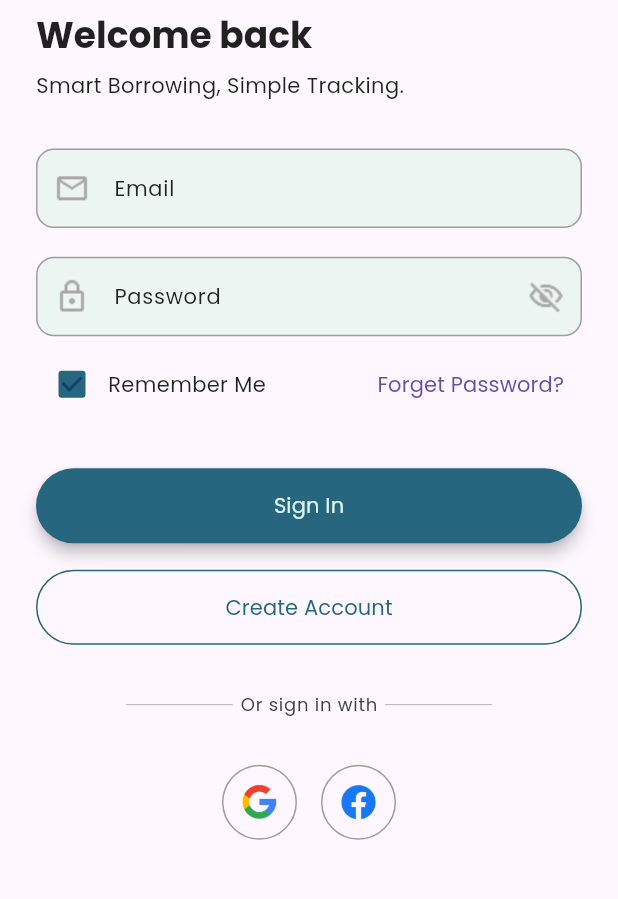
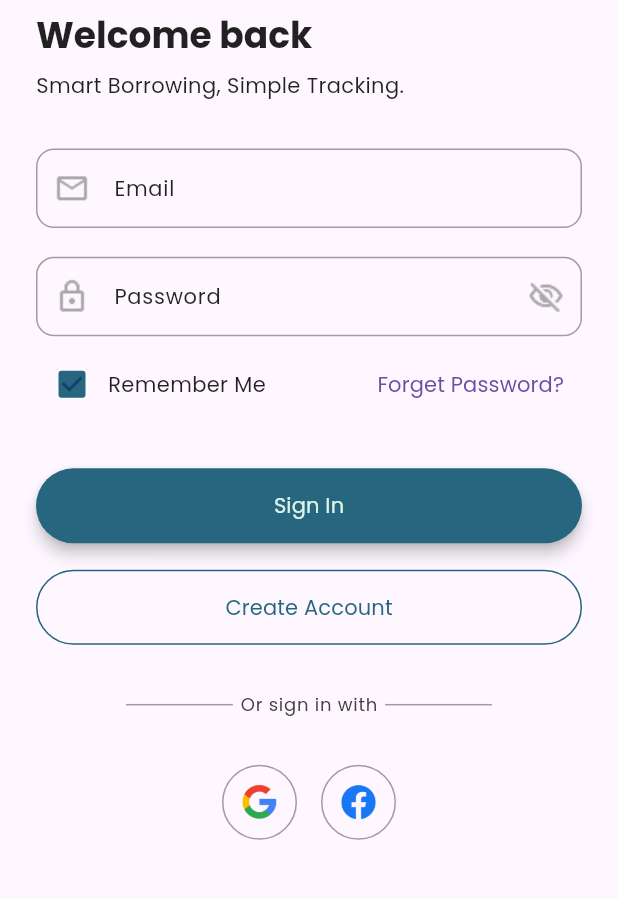
Before and after one commit to AintKiel/utrack, a Flutter app: the screen it shows after launch, on a phone screen of 412 x 824 dp, the part 294-1193 px from its top. Run offline on Flutter 3.47's test engine with Material 3 defaults, Android fonts, the phone set to English and light mode, and no system bars; our stand-ins replace get.

Commit message:
Updated signup form UI

```diff
--- a/lib/common/widgets/login_signup/form_divider.dart
+++ b/lib/common/widgets/login_signup/form_divider.dart
@@ -17,9 +17,9 @@ class UFormDivider extends StatelessWidget {
     return Row(
       mainAxisAlignment: MainAxisAlignment.center,
       children: [
-        Flexible(child: Divider(color: dark ?  UColors.darkGrey : UColors.grey, thickness: 0.5, indent: 60, endIndent: 5)),
+        Flexible(child: Divider(color: dark ?  UColors.darkGrey : UColors.grey, thickness: 1, indent: 60, endIndent: 5)),
         Text(dividerText, style: Theme.of(context).textTheme.labelMedium?.copyWith(color: dark ? UColors.grey : UColors.darkGrey,),),
-        Flexible(child: Divider(color: dark ?  UColors.darkGrey : UColors.grey, thickness: 0.5, indent: 5, endIndent: 60)),
+        Flexible(child: Divider(color: dark ?  UColors.darkGrey : UColors.grey, thickness: 1, indent: 5, endIndent: 60)),
       ],
     );
   }
--- a/lib/utils/constants/colors.dart
+++ b/lib/utils/constants/colors.dart
@@ -10,6 +10,8 @@ class UColors {
   // Neutral Greys (usable in both modes)
   static const Color grey = Color(0xFF9E9E9E);      // Standard grey
   static const Color darkGrey = Color(0xFF424242);  // Darker grey
+  static const Color white = Colors.white;          // white
+  static const Color black = Colors.black;          // black
 }
 
 class _LightColors {
--- a/lib/utils/constants/text_strings.dart
+++ b/lib/utils/constants/text_strings.dart
@@ -28,7 +28,7 @@ class UTexts {
   static const String createAccount = "Create Account";
   static const String orSignInWith = "or sign in with";
   static const String orSignUpWith = "or sign up with";
-  static const String iAgreeto = "I Agree to";
+  static const String iAgreeto = "I agree to";
   static const String privacyPolicy = "Privacy Policy";
   static const String termsOfUse = "Terms of Use";
   static const String verificationCode = "verification code";
--- a/lib/utils/themes/custom_themes/appbar_theme.dart
+++ b/lib/utils/themes/custom_themes/appbar_theme.dart
@@ -7,7 +7,7 @@ class UAppBarTheme {
 
   static AppBarTheme lightAppBarTheme = AppBarTheme(
     elevation: 0,
-    backgroundColor: UColors.light.background,
+    backgroundColor: Colors.white70,
     foregroundColor: UColors.light.text,
     centerTitle: false,
     titleTextStyle: TextStyle(
@@ -19,7 +19,7 @@ class UAppBarTheme {
 
   static AppBarTheme darkAppBarTheme = AppBarTheme(
     elevation: 0,
-    backgroundColor: UColors.dark.background,
+    backgroundColor: Colors.black38,
     foregroundColor: UColors.dark.text,
     centerTitle: false,
     titleTextStyle: TextStyle(
--- a/lib/utils/themes/custom_themes/text_field_theme.dart
+++ b/lib/utils/themes/custom_themes/text_field_theme.dart
@@ -6,8 +6,8 @@ class UTextFieldTheme {
   UTextFieldTheme._();
 
   static InputDecorationTheme lightInputDecorationTheme = InputDecorationTheme(
-    filled: true,
-    fillColor: UColors.light.background.withOpacity(0.5),
+    filled: false,
+    fillColor: Colors.transparent,
     border: OutlineInputBorder(
       borderRadius: BorderRadius.circular(Usizes.inputFieldRadius),
       borderSide: BorderSide(color: UColors.light.primary),
@@ -21,8 +21,8 @@ class UTextFieldTheme {
   );
 
   static InputDecorationTheme darkInputDecorationTheme = InputDecorationTheme(
-    filled: true,
-    fillColor: UColors.dark.background.withOpacity(0.5),
+    filled: false,
+    fillColor: Colors.transparent,
     border: OutlineInputBorder(
       borderRadius: BorderRadius.circular(Usizes.inputFieldRadius),
       borderSide: BorderSide(color: UColors.dark.primary),
```
Also changed, not shown: lib/features/authentication/screens/signup/signup.dart (+37 -22 lines), lib/features/authentication/screens/signup/signup_widgets/signup_form.dart (added, +172 -0 lines).
